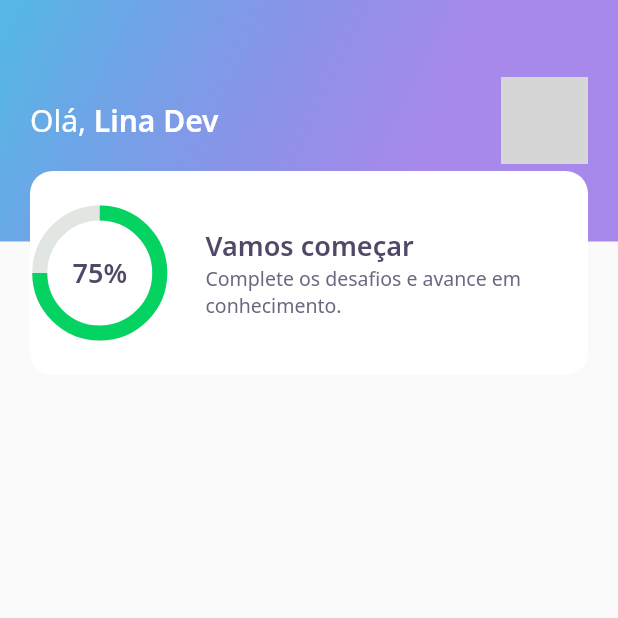
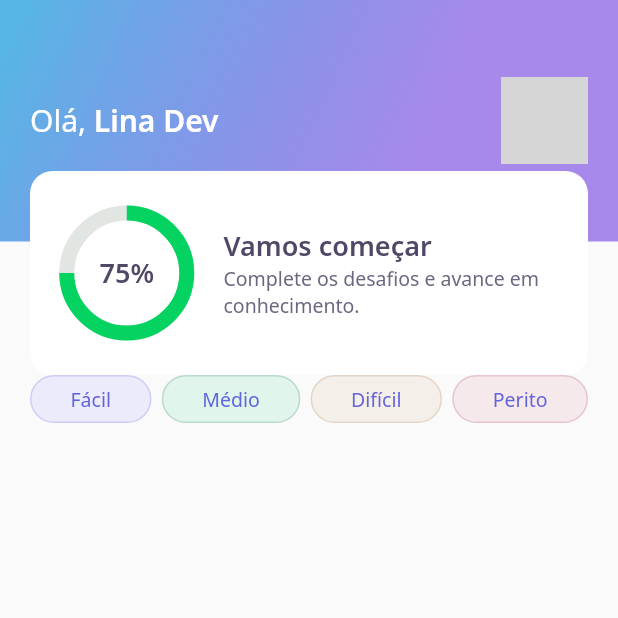
Before and after one commit to xLinaMeloox/NLW05_Flutter, a Flutter app: the screen it shows after launch, on a phone screen of 412 x 824 dp, the top half of it. Run offline on Flutter 3.47's test engine with Material 2 defaults, Android fonts, the phone set to English and light mode, and no system bars; our stand-ins replace google_fonts; network calls fail; grey boxes are pictures that could not be loaded.

Commit message:
Aula 02 - componentes da home

```diff
--- a/lib/home/home_page.dart
+++ b/lib/home/home_page.dart
@@ -1,9 +1,9 @@
 import 'package:devquiz/home/widgets/appbar/app_bar_widgets.dart';
+import 'package:devquiz/home/widgets/level_button/level_button_widget.dart';
 import 'package:flutter/material.dart';
 
-
 class HomePage extends StatefulWidget {
-  HomePage({Key? key}):super(key: key);
+  HomePage({Key? key}) : super(key: key);
   @override
   _HomePageState createState() => _HomePageState();
 }
@@ -13,6 +13,29 @@ class _HomePageState extends State<HomePage> {
   Widget build(BuildContext context) {
     return Scaffold(
       appBar: AppBarWidget(),
+      body: Padding(
+        padding: const EdgeInsets.symmetric(horizontal: 20),
+        child: Row(
+          mainAxisAlignment: MainAxisAlignment.spaceBetween,
+          children: [
+            LevelButtonWidget(
+              label: "Fácil",
+            ),
+            LevelButtonWidget(
+              label: "Médio",
+            ),
+            LevelButtonWidget(
+              label: "Difícil",
+            ),
+            LevelButtonWidget(
+              label: "Perito",
+            ),
+          ],
+        ),
+      ),
     );
   }
 }
+
+
+// Parei em 00:35:43 - aula 02
--- /dev/null
+++ b/lib/home/widgets/level_button/level_button_widget.dart
@@ -0,0 +1,57 @@
+import 'package:devquiz/core/core.dart';
+import 'package:flutter/material.dart';
+import 'package:google_fonts/google_fonts.dart';
+
+class LevelButtonWidget extends StatelessWidget {
+  final String label;
+  LevelButtonWidget({Key? key, required this.label,
+  }): assert(["Fácil","Médio","Difícil","Perito"].contains(label)), super(key: key);
+
+  final config = {
+    "Fácil":{
+      "color":AppColors.levelButtonFacil,
+      "borderColor":AppColors.levelButtonBorderFacil,
+      "fontColor":AppColors.levelButtonTextFacil,
+    },
+    "Médio":{
+      "color":AppColors.levelButtonMedio,
+      "borderColor":AppColors.levelButtonBorderMedio,
+      "fontColor":AppColors.levelButtonTextFacil,
+    },
+    "Difícil":{
+      "color":AppColors.levelButtonDificil,
+      "borderColor":AppColors.levelButtonBorderDificil,
+      "fontColor":AppColors.levelButtonTextFacil,
+    },
+    "Perito":{
+      "color":AppColors.levelButtonPerito,
+      "borderColor":AppColors.levelButtonBorderPerito,
+      "fontColor":AppColors.levelButtonTextFacil,
+    },
+  };
+
+  Color get color=>config[label]!['color']!;
+  Color get borderColor=>config[label]!['borderColor']!;
+  Color get fontColor=>config[label]!['fontColor']!;
+
+  @override
+  Widget build(BuildContext context) {
+    return Container(
+      decoration: BoxDecoration(
+        color: color,
+        border: Border.fromBorderSide(
+          BorderSide(color: borderColor),
+        ),
+        borderRadius: BorderRadius.circular(28),
+      ),
+      child: Padding(
+        padding: const EdgeInsets.symmetric(horizontal: 26,vertical: 6),
+        child: Text(label,
+        style:GoogleFonts.notoSans(
+          color: fontColor,
+          fontSize: 13
+        )),
+      ),
+    );
+  }
+}
--- a/lib/home/widgets/score_card/score_card_widget.dart
+++ b/lib/home/widgets/score_card/score_card_widget.dart
@@ -16,6 +16,8 @@ class ScoreCardWidget extends StatelessWidget {
             color: AppColors.white,
             borderRadius: BorderRadius.circular(15),
           ),
+          child: Padding(
+            padding: const EdgeInsets.symmetric(horizontal: 24),
             child: Row(
               crossAxisAlignment: CrossAxisAlignment.center,
               children: [
@@ -44,6 +46,7 @@ class ScoreCardWidget extends StatelessWidget {
                   ),
                 )
               ],
+            ),
           )),
     );
   }
```
Lines whose indentation alone changed are shown as unchanged.
